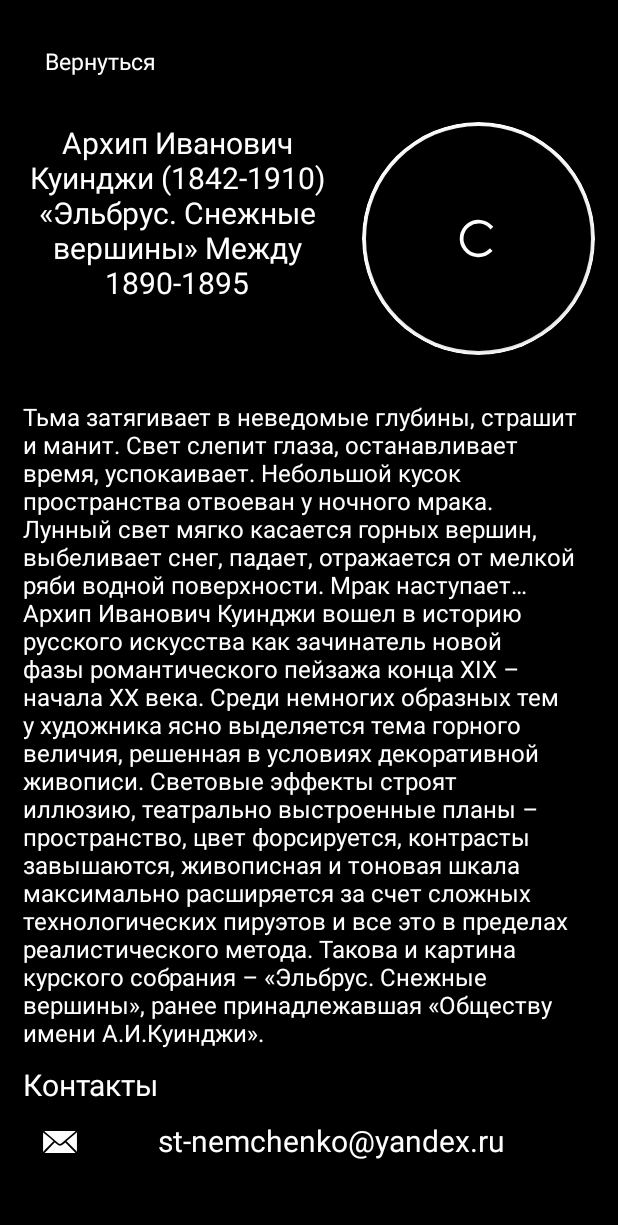
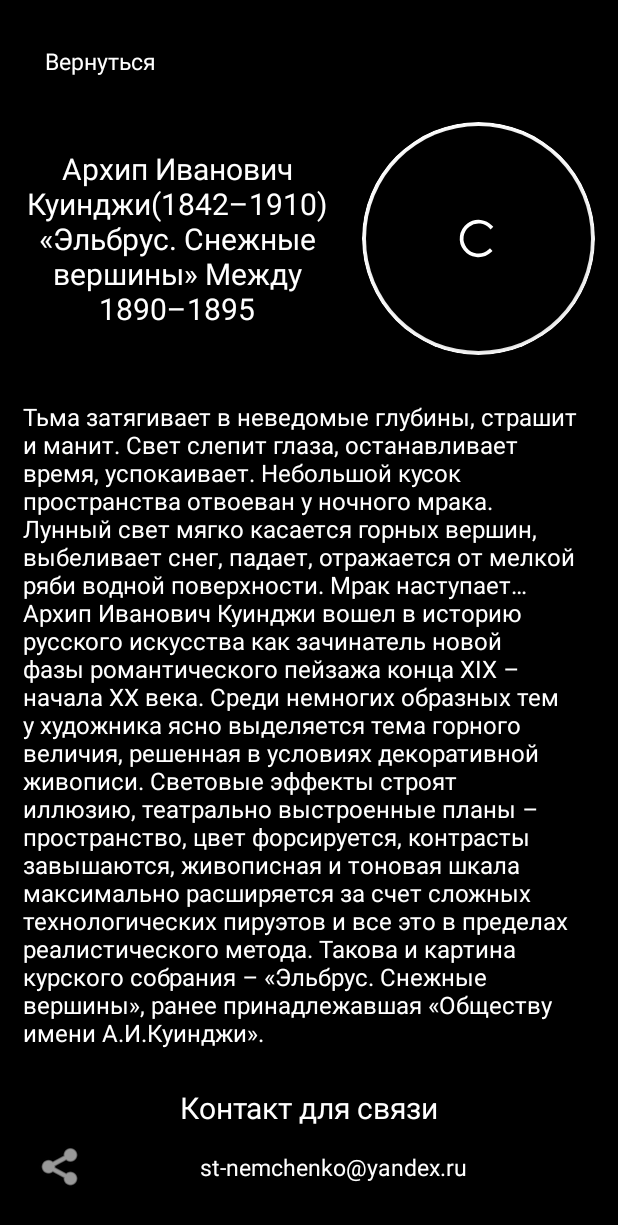
Before and after one commit to BadLog1n/Pictale, an Android app: the ContentFragment screen opened through its navigation route, on a phone screen of 412 x 824 dp. Shown: the top 1225 px of the screen. Run offline under Robolectric (Android 15) with nearby library versions, the phone set to English and light mode, and no system bars; our stand-ins replace Firebase (no records; nobody signed in at launch, a user with empty details on screens opened directly); 1 statement that could not run was skipped.

Commit message:
Реализована загрузка всех данных из бд

```diff
--- a/app/src/main/java/com/oneseed/pictale/SearchFragment.kt
+++ b/app/src/main/java/com/oneseed/pictale/SearchFragment.kt
@@ -69,6 +69,7 @@ class SearchFragment : Fragment() {
         map[getString(R.string.photoPathValue)] = it.child("photo").value.toString()
         map[getString(R.string.codeValue)] = inputCode
         map[getString(R.string.imageTitleValue)] = it.child("imageTitle").value.toString()
+        map[getString(R.string.contactValue)] = it.child("contact").value.toString()
         for ((key, value) in map) {
             editor?.putString(key, value)
         }
--- a/app/src/main/res/layout/fragment_content.xml
+++ b/app/src/main/res/layout/fragment_content.xml
@@ -52,6 +52,7 @@
                     android:layout_height="wrap_content"
                     android:layout_marginEnd="20dp"
                     android:layout_weight="1.5"
+                    android:layout_gravity="center"
                     android:ems="10"
                     android:gravity="center"
                     android:maxLength="250"
@@ -125,15 +126,17 @@
 
 
             <TextView
-                android:id="@+id/contactsText"
+                android:id="@+id/contactTitle"
                 android:layout_width="match_parent"
                 android:layout_height="wrap_content"
                 android:ems="10"
                 android:paddingStart="15dp"
                 android:paddingEnd="15dp"
+                android:paddingTop="15dp"
                 android:text="@string/contacts"
                 android:textColor="@color/white"
                 android:textSize="20sp"
+                android:gravity="center"
                 app:layout_constraintBottom_toBottomOf="parent"
                 app:layout_constraintEnd_toEndOf="parent"
                 app:layout_constraintStart_toStartOf="parent" />
@@ -158,23 +161,24 @@
                     android:layout_marginStart="10dp"
                     android:layout_marginEnd="10dp"
                     android:scaleType="centerCrop"
-                    app:srcCompat="@android:drawable/sym_action_email"
+                    app:srcCompat="@android:drawable/ic_menu_share"
                     app:tint="@color/white"
-                    tools:srcCompat="@android:drawable/sym_action_email" />
+                    tools:srcCompat="@android:drawable/ic_menu_share" />
 
                 <TextView
-                    android:id="@+id/emailContactText"
+                    android:id="@+id/contactText"
                     android:layout_width="0dp"
                     android:layout_height="wrap_content"
                     android:layout_marginEnd="20dp"
                     android:layout_weight="1.5"
                     android:ems="10"
                     android:gravity="center"
+                    android:layout_gravity="center"
                     android:maxLength="250"
                     android:singleLine="true"
                     android:text="@string/emailTextExample"
                     android:textColor="@color/white"
-                    android:textSize="20sp" />
+                    android:textSize="15sp" />
             </LinearLayout>
 
         </LinearLayout>
--- a/app/src/main/res/values/strings.xml
+++ b/app/src/main/res/values/strings.xml
@@ -5,8 +5,8 @@
     <string name="back">Вернуться</string>
     <string name="exampleLongText">Тьма затягивает в неведомые глубины, страшит и манит. Свет слепит глаза, останавливает время, успокаивает. Небольшой кусок пространства отвоеван у ночного мрака. Лунный свет мягко касается горных вершин, выбеливает снег, падает, отражается от мелкой ряби водной поверхности. Мрак наступает…Архип Иванович Куинджи вошел в историю русского искусства как зачинатель новой фазы романтического пейзажа конца XIX – начала ХХ века. Среди немногих образных тем у художника ясно выделяется тема горного величия, решенная в условиях декоративной живописи. Световые эффекты строят иллюзию, театрально выстроенные планы – пространство, цвет форсируется, контрасты завышаются, живописная и тоновая шкала максимально расширяется за счет сложных технологических пируэтов и все это в пределах реалистического метода. Такова и картина курского собрания – «Эльбрус. Снежные вершины», ранее принадлежавшая «Обществу имени А.И.Куинджи».
     </string>
-    <string name="exampleTextShort">Архип Иванович Куинджи (1842-1910)\n«Эльбрус. Снежные вершины» Между 1890-1895</string>
-    <string name="contacts">Контакты</string>
+    <string name="exampleTextShort">Архип Иванович Куинджи(1842–1910)\n«Эльбрус. Снежные вершины» Между 1890–1895</string>
+    <string name="contacts">Контакт для связи</string>
     <string name="emailTextExample">st-nemchenko@yandex.ru</string>
     <!-- TODO: Remove or change this placeholder text -->
     <string name="hello_blank_fragment">Hello blank fragment</string>
@@ -17,4 +17,5 @@
     <string name="photoPathValue">photoPathValue</string>
     <string name="codeValue">codeValue</string>
     <string name="imageTitleValue">imageTitleValue</string>
+    <string name="contactValue">contactValue</string>
 </resources>
```
Also changed, not shown: app/src/main/java/com/oneseed/pictale/ContentFragment.kt (+25 -3 lines).
